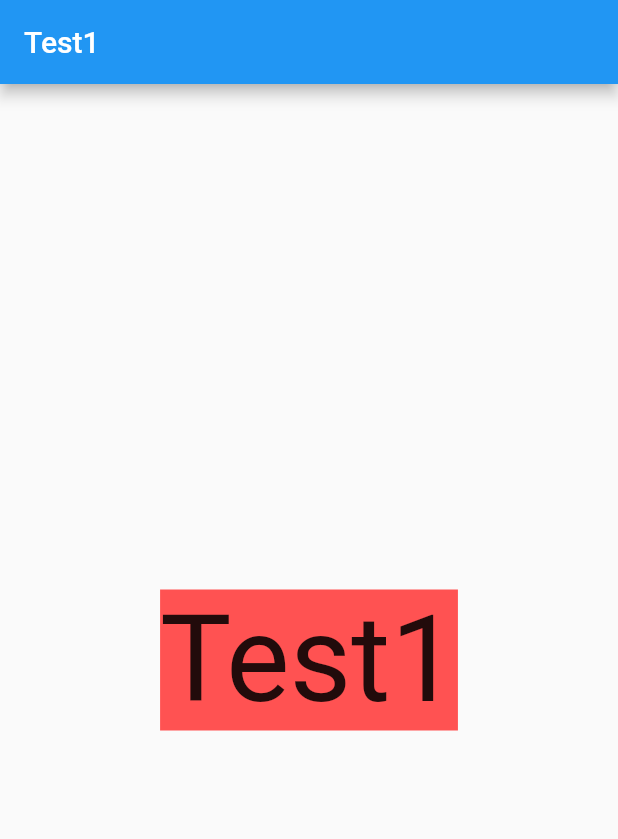
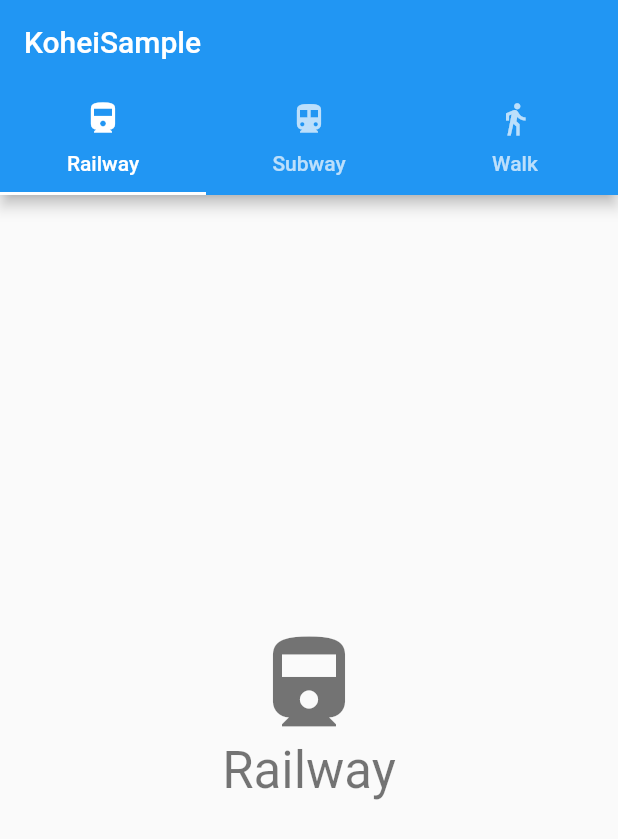
Before and after one commit to Kohei-kun-no/dart_notebook2, a Flutter app: the screen it shows after launch, on a phone screen of 412 x 824 dp. Shown: the top 839 px of the screen. Run offline on Flutter 3.47's test engine with Material 2 defaults, Android fonts, the phone set to English and light mode, and no system bars.

Commit message:
add: tab

```diff
--- a/lib/main.dart
+++ b/lib/main.dart
@@ -1,71 +1,69 @@
-import 'package:dart_notebook2/ui/page_1.dart';
-import 'package:dart_notebook2/ui/page_2.dart';
-import 'package:dart_notebook2/ui/page_3.dart';
-import 'package:flutter/foundation.dart';
 import 'package:flutter/material.dart';
 
-
-void main() {
-  runApp(MyApp());
-}
+void main() => runApp(MyApp());
 
 class MyApp extends StatelessWidget {
   @override
   Widget build(BuildContext context) {
     return MaterialApp(
-      title: 'Flutter Demo',
-      theme: ThemeData(
-        primarySwatch: Colors.blue,
-      ),
-      home: MyHomePage(title: 'Flutter Demo Home Page'),
+      home: MainPage(),
     );
   }
 }
 
-class MyHomePage extends StatefulWidget {
-  MyHomePage({Key? key, required this.title}) : super(key: key);
-  final String title;
-
+class MainPage extends StatefulWidget {
   @override
-  _MyHomePageState createState() => _MyHomePageState();
+  _MainPageState createState() => _MainPageState();
 }
 
-class _MyHomePageState extends State<MyHomePage> {
-  late PageController _pageController;
-  int _selectedIndex = 0;
+class _MainPageState extends State<MainPage> {
 
-  // ボトムメニューの遷移先画面
-  var _pages = [
-    TestPage1(),
-    TestPage2(),
-    TestPage3(),
+  final _tab = <Tab> [  // タブバーの表示
+    Tab( text:"Railway", icon: Icon(Icons.directions_railway)),
+    Tab( text:"Subway", icon: Icon(Icons.directions_subway)),
+    Tab( text:"Walk", icon: Icon(Icons.directions_walk)),
   ];
-  @override
-  void initState() {
-    super.initState();
-    _pageController = PageController(initialPage: _selectedIndex);
+
+  Widget build(BuildContext context) {
+    return DefaultTabController(  // タブを制御
+      length: _tab.length,  // タブの数
+      child: Scaffold(
+        appBar: AppBar(
+          title: const Text("KoheiSample"),
+          bottom: TabBar(  // タブバー
+            tabs: _tab,
+          ),
+        ),
+        body: TabBarView(  // 表示画面のウィジェット一覧を渡す
+            children: <Widget> [
+              TabPage(title: "Railway", icon: Icons.directions_railway),
+              TabPage(title: "Subway", icon: Icons.directions_subway),
+              TabPage(title: "Walk", icon: Icons.directions_walk),
+            ]
+        ),
+      ),
+    );
   }
+}
 
-  @override
-  void dispose() {
-    super.dispose();
-    _pageController.dispose();
-  }
+class TabPage extends StatelessWidget {
 
-  void _onPageChanged(int index) {
-    setState(() {
-      _selectedIndex = index;
-    });
-  }
+  final IconData? icon;
+  final String? title;
+
+  const TabPage({Key? key, this.icon, this.title}) : super(key: key);
 
   @override
   Widget build(BuildContext context) {
-    //return LoginPage();
-
-    return Scaffold(
-        body: PageView(
-            controller: _pageController,
-            onPageChanged: _onPageChanged,
-            children: _pages));
+    final TextStyle? textStyle = Theme.of(context).textTheme.headline4;  // 文字のスタイル
+    return Center(
+      child:Column(
+        mainAxisAlignment: MainAxisAlignment.center,
+        children: <Widget>[
+          Icon(icon, size: 72.0, color: textStyle?.color),
+          Text(title!, style: textStyle),
+        ],
+      ),
+    );
   }
 }
--- a/lib/ui/page_1.dart
+++ /dev/null
@@ -1,15 +0,0 @@
-import 'package:flutter/material.dart';
-
-class TestPage1 extends StatelessWidget {
-  @override
-  Widget build(BuildContext context) {
-    return Scaffold(
-        appBar: AppBar(
-          title: Text("Test1"),
-        ),
-        body: Center(
-            child: Container(
-                color: Colors.redAccent,
-                child: Text("Test1", style: TextStyle(fontSize: 80)))));
-  }
-}
```
Also changed, not shown: lib/home_page.dart (deleted, +0 -10 lines), lib/ui/page_2.dart (deleted, +0 -14 lines), lib/ui/page_3.dart (deleted, +0 -14 lines), lib/ui/radio_sample.dart (added, +65 -0 lines), 2 other files.
